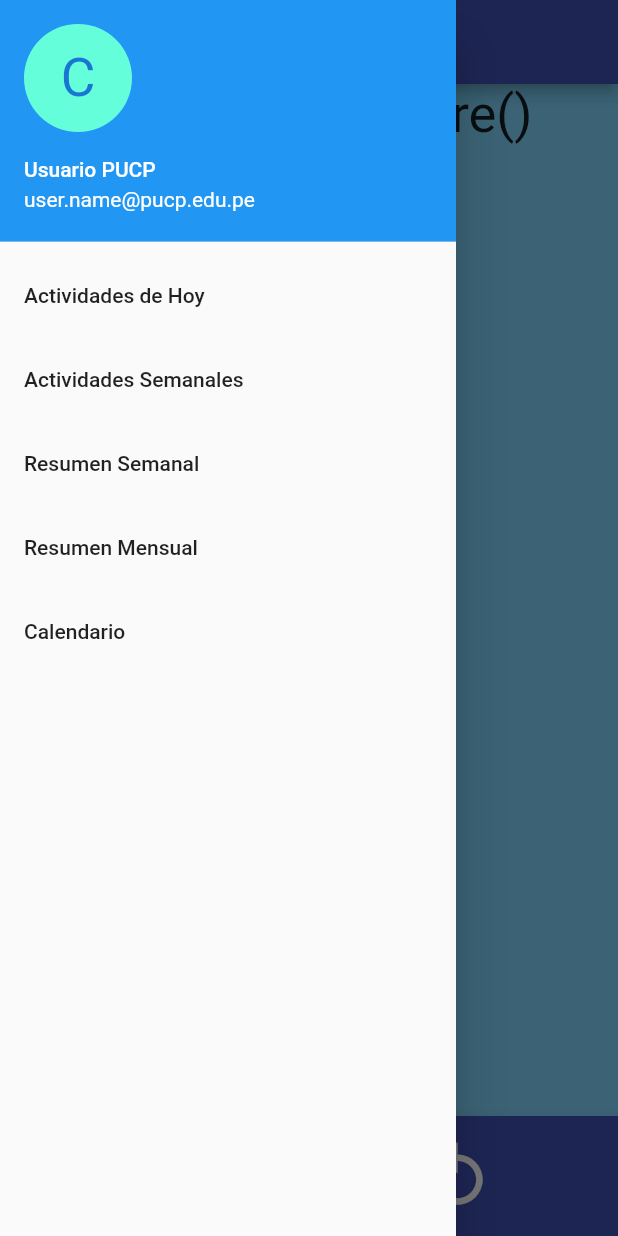
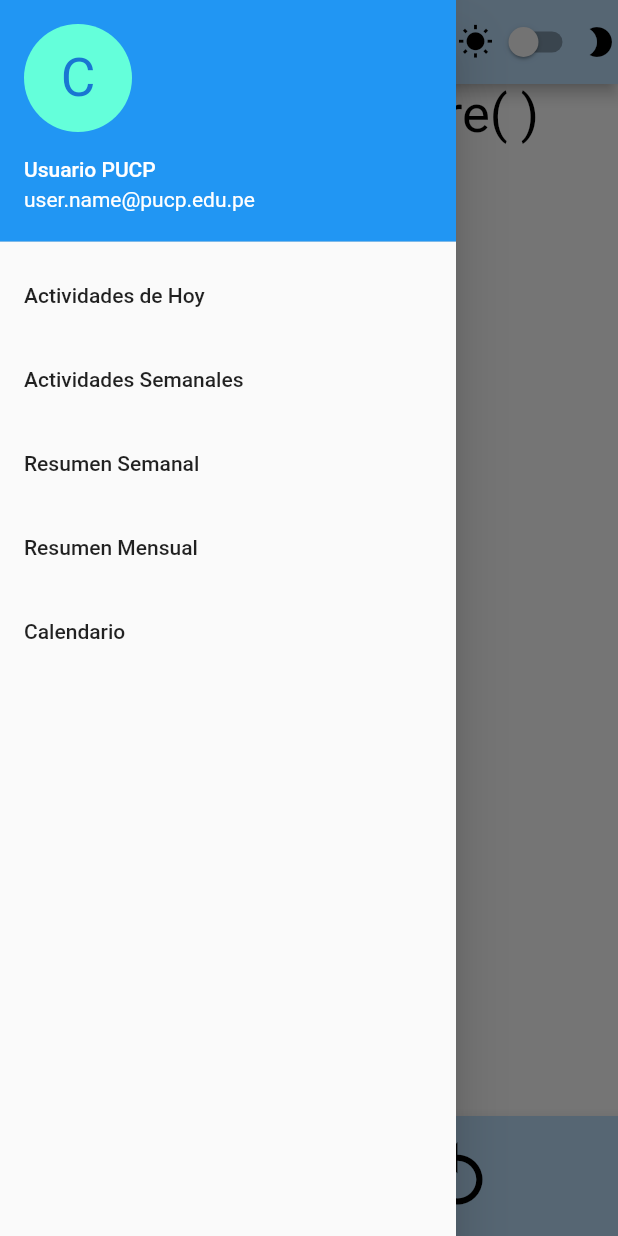
Before and after one commit to robertocarlosmm/MiPomodoroApp, a Flutter app: the screen it shows after launch, in the side drawer, after a tap on the "play arrow" icon, on a phone screen of 412 x 824 dp. Run offline on Flutter 3.47's test engine with Material 2 defaults, Android fonts, the light colour scheme and no system bars; our stand-ins replace shared_preferences.

Commit message:
pomodoro con temas funcionales

```diff
--- a/lib/main.dart
+++ b/lib/main.dart
@@ -1,22 +1,54 @@
 import 'package:flutter/material.dart';
+import 'package:provider/provider.dart';
+import 'package:pomodoro_flutter/providers/theme.dart';
+import 'package:pomodoro_flutter/models/theme_preferences.dart';
 
 void main() {
   runApp(MyApp());
 }
 
-class MyApp extends StatelessWidget {
+class MyApp extends StatefulWidget {
+  MyApp({Key key}) : super(key: key);
+
+  @override
+  _MyAppState createState() => _MyAppState();
+}
+
+class _MyAppState extends State<MyApp> {
+  ThemeProvider themeChangeProvider = new ThemeProvider();
+
+  @override
+  void initState() {
+    super.initState();
+    getCurrentAppTheme();
+  }
+
+  void getCurrentAppTheme() async {
+    themeChangeProvider.setTheme = await themeChangeProvider.themePreference.getTheme();
+  }
+
   @override
   Widget build(BuildContext context) {
-    return MaterialApp(title: 'Mi primera App de Flutter', home: Contador());
+    return ChangeNotifierProvider.value(
+      value: themeChangeProvider,
+      child: MaterialApp(
+        debugShowCheckedModeBanner: false,
+        title: 'Pomodoro PUCP',
+        home: HomePage(title: 'Pomodoro PUCP'),
+      ),
+    );
   }
 }
 
-class Contador extends StatefulWidget {
+class HomePage extends StatefulWidget {
+  HomePage({Key key, this.title}) : super(key: key);
+  final String title;
+
   @override
-  _ContadorState createState() => _ContadorState();
+  _HomePageState createState() => _HomePageState();
 }
 
-class _ContadorState extends State<Contador> {
+class _HomePageState extends State<HomePage> {
   int minutos, segundos;
   @override
   void initState() {
@@ -44,29 +76,84 @@ class _ContadorState extends State<Contador> {
 
   @override
   Widget build(BuildContext context) {
+    final currentTheme = Provider.of<ThemeProvider>(context);
     return Scaffold(
+      backgroundColor: currentTheme.isDarkTheme()
+        ? Color(0xff2a293d)
+        : Colors.white,
       appBar: AppBar(
-        title: Text("App Pomodoro"),
-        backgroundColor: Colors.indigo,
+        title: Text(
+          widget.title,
+          style: TextStyle(
+            color: currentTheme.isDarkTheme()
+            ? Colors.white
+            : Colors.black,
+          ),
+        ),
+        backgroundColor: currentTheme.isDarkTheme()
+          ? Colors.black12
+          : Colors.blue[100],
+        actions: [
+          Row(
+            mainAxisAlignment: MainAxisAlignment.spaceAround,
+            children: <Widget>[
+              Icon(
+                Icons.wb_sunny,
+                color: currentTheme.isDarkTheme()
+                  ? Colors.white
+                  : Colors.black
+              ),
+              Switch(
+                value: currentTheme.isDarkTheme(),
+                onChanged: (value) {
+                  String newTheme = value ? ThemePreference.DARK : ThemePreference.LIGHT;
+                  currentTheme.setTheme = newTheme;
+                }
+              ),
+              Icon(
+                Icons.brightness_2,
+                color: currentTheme.isDarkTheme()
+                  ? Colors.white
+                  : Colors.black
+              )
+            ],
+          )
+        ],
       ),
-      backgroundColor: Colors.lightBlueAccent[100],
       body: Center(
         child: Column(
             children: [
             Text(
-              "Actividad.nombre()",
-              style: TextStyle(fontSize: 35.0),
+              "Actividad.nombre( )",
+              style: TextStyle(
+                fontSize: 35.0,
+                color: currentTheme.isDarkTheme()
+                ? Colors.white
+                : Colors.black,
+              ),
             ),
             Text(
               "$minutos : $segundos",
-              style: TextStyle(fontSize: 60.0),
+              style: TextStyle(
+                fontSize: 60.0,
+                color: currentTheme.isDarkTheme()
+                ? Colors.white
+                : Colors.black,
+              ),
             ),
             Row(
               mainAxisAlignment: MainAxisAlignment.center,
               children: [
                 FloatingActionButton(
-                  child: Icon(Icons.add_circle_outline),
-                  backgroundColor: Colors.indigo,
+                  child: Icon(
+                    Icons.add_circle_outline,
+                    color: currentTheme.isDarkTheme()
+                    ? Colors.black
+                    : Colors.white,
+                  ),
+                  backgroundColor: currentTheme.isDarkTheme()
+                    ? Colors.blue[200]
+                    : Colors.blue[400],
                   mini: true,
                   elevation: 0,
                   highlightElevation: 0,
@@ -75,8 +162,15 @@ class _ContadorState extends State<Contador> {
                   },
                 ),
                 FloatingActionButton(
-                  child: Icon(Icons.add_circle_outline),
-                  backgroundColor: Colors.indigo,
+                  child: Icon(
+                    Icons.add_circle_outline,
+                    color: currentTheme.isDarkTheme()
+                    ? Colors.black
+                    : Colors.white,
+                  ),
+                  backgroundColor: currentTheme.isDarkTheme()
+                    ? Colors.blue[200]
+                    : Colors.blue[400],
                   mini: true,
                   elevation: 0,
                   highlightElevation: 0,
@@ -89,7 +183,6 @@ class _ContadorState extends State<Contador> {
           ],
         )
       ),
-
       drawer: Drawer(
         child: ListView(
           children: <Widget>[
@@ -128,7 +221,9 @@ class _ContadorState extends State<Contador> {
         ),
       ),
       bottomNavigationBar: BottomAppBar(
-        color: Colors.indigo,
+        color: currentTheme.isDarkTheme()
+          ? Colors.black12
+          : Colors.blue[100],
         child: Container(
           height: 80,
           child: Row(
@@ -137,24 +232,32 @@ class _ContadorState extends State<Contador> {
               IconButton(
                   icon: Icon(Icons.play_arrow),
                   onPressed: () {},
-                  color: Colors.white,
+                  color: currentTheme.isDarkTheme()
+                    ? Colors.white
+                    : Colors.black,
                   iconSize: 50),
               IconButton(
                   icon: Icon(Icons.pause),
                   onPressed: () {},
-                  color: Colors.white,
+                  color: currentTheme.isDarkTheme()
+                    ? Colors.white
+                    : Colors.black,
                   iconSize: 50),
               IconButton(
                   icon: Icon(Icons.stop),
                   onPressed: () {},
-                  color: Colors.white,
+                  color: currentTheme.isDarkTheme()
+                    ? Colors.white
+                    : Colors.black,
                   iconSize: 50),
               IconButton(
                   icon: Icon(Icons.replay_outlined),
                   onPressed: () {
                     setState(cero);
                   },
-                  color: Colors.white,
+                  color: currentTheme.isDarkTheme()
+                    ? Colors.white
+                    : Colors.black,
                   iconSize: 50)
             ],
           ),
--- /dev/null
+++ b/lib/models/theme_preferences.dart
@@ -0,0 +1,17 @@
+import 'package:shared_preferences/shared_preferences.dart';
+
+class ThemePreference {
+  static const THEME_MODE = "MODE";
+  static const DARK = "DARK";
+  static const LIGHT = "LIGHT";
+
+  setModeTheme(String theme) async {
+    SharedPreferences prefs = await SharedPreferences.getInstance();
+    prefs.setString(THEME_MODE, theme);
+  }
+
+  Future<String> getTheme() async {
+    SharedPreferences prefs = await SharedPreferences.getInstance();
+    return prefs.getString(THEME_MODE) ?? LIGHT;
+  }
+}
--- /dev/null
+++ b/lib/providers/theme.dart
@@ -0,0 +1,17 @@
+import 'package:flutter/material.dart';
+import 'package:pomodoro_flutter/models/theme_preferences.dart';
+
+class ThemeProvider with ChangeNotifier {
+  ThemePreference themePreference = ThemePreference();
+  String _theme = ThemePreference.LIGHT;
+
+  String get theme => _theme;
+
+  set setTheme(String theme) {
+    _theme = theme;
+    themePreference.setModeTheme(theme);
+    notifyListeners();
+  }
+
+  bool isDarkTheme() => _theme == ThemePreference.DARK;
+}
```
Also changed, not shown: pubspec.yaml (+3 -11 lines), pubspec.lock.
